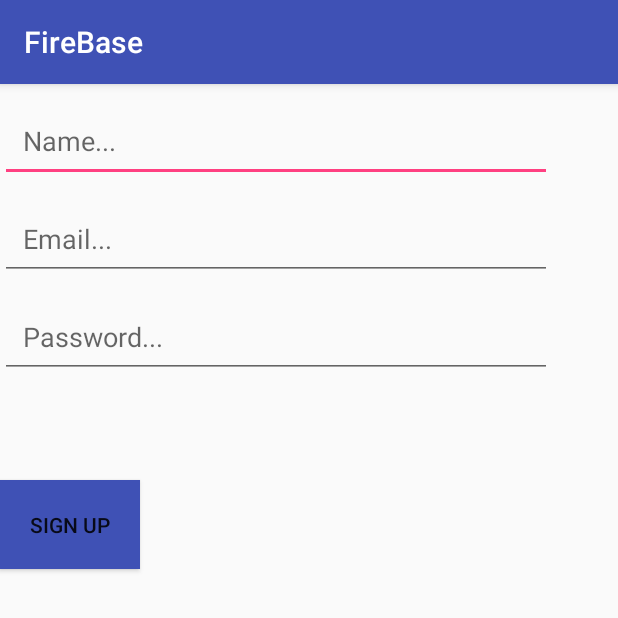
After one commit to CsekkMatt/FireBase, an Android app: the RegisterActivity screen opened directly, with no data from a screen before it, on a phone screen of 412 x 824 dp, the top half of it. The commit adds this screen. Run offline under Robolectric (Android 15) with nearby library versions, the phone set to English and light mode, and no system bars; our stand-ins replace Firebase (no records; nobody signed in at launch, a user with empty details on screens opened directly).

Commit message:
nesze/upload/list/post

```diff
--- a/app/src/main/AndroidManifest.xml
+++ b/app/src/main/AndroidManifest.xml
@@ -19,7 +19,8 @@
         </activity>
         <activity android:name=".LoginActivity" />
         <activity android:name=".LogOutActivity" />
-        <activity android:name=".HomeActivity"></activity>
+        <activity android:name=".HomeActivity" />
+        <activity android:name=".RegisterActivity"></activity>
     </application>
 
 </manifest>
--- /dev/null
+++ b/app/src/main/java/com/example/petok/firebase/RegisterActivity.java
@@ -0,0 +1,81 @@
+package com.example.petok.firebase;
+
+import android.app.ProgressDialog;
+import android.content.Intent;
+import android.support.annotation.NonNull;
+import android.support.v7.app.AppCompatActivity;
+import android.os.Bundle;
+import android.text.TextUtils;
+import android.view.View;
+import android.widget.Button;
+import android.widget.EditText;
+
+import com.google.android.gms.tasks.OnCompleteListener;
+import com.google.android.gms.tasks.Task;
+import com.google.firebase.auth.AuthResult;
+import com.google.firebase.auth.FirebaseAuth;
+import com.google.firebase.database.DatabaseReference;
+import com.google.firebase.database.FirebaseDatabase;
+
+public class RegisterActivity extends AppCompatActivity {
+    private EditText mNameField;
+    private EditText mEmailField;
+    private EditText mPasswordField;
+
+    private Button mRegisterButton;
+    private FirebaseAuth mAuth;
+    private ProgressDialog mProgress;
+    private DatabaseReference mDatabase;
+    @Override
+    protected void onCreate(Bundle savedInstanceState) {
+        super.onCreate(savedInstanceState);
+        setContentView(R.layout.activity_register);
+
+        mAuth = FirebaseAuth.getInstance();
+        mDatabase = FirebaseDatabase.getInstance().getReference().child("Users");
+
+        mProgress = new ProgressDialog(this);
+
+        mNameField = (EditText)findViewById(R.id.nameField);
+        mEmailField = (EditText)findViewById(R.id.emailField);
+        mPasswordField =(EditText)findViewById(R.id.passwordField);
+
+        mRegisterButton = (Button)findViewById(R.id.registerButton);
+
+
+        mRegisterButton.setOnClickListener(new View.OnClickListener(){
+            @Override
+            public void onClick(View view){
+                startRegister();
+            }
+        });
+
+    }
+
+    private void startRegister() {
+        final String name = mNameField.getText().toString().trim();
+        String email = mEmailField.getText().toString().trim();
+        String password = mPasswordField.getText().toString().trim();
+
+        if(!TextUtils.isEmpty(name) && !TextUtils.isEmpty(email) && !TextUtils.isEmpty(password)){
+
+                mProgress.setMessage("Signing Up...");
+                mProgress.show();
+                mAuth.createUserWithEmailAndPassword(email,password).addOnCompleteListener(new OnCompleteListener<AuthResult>() {
+                    @Override
+                    public void onComplete(@NonNull Task<AuthResult> task) {
+                        if(task.isSuccessful()){
+
+                            String user_id = mAuth.getCurrentUser().getUid();
+                            DatabaseReference current_user_db =  mDatabase.child(user_id);
+                            current_user_db.child("name").setValue(name);
+                            current_user_db.child("image").setValue("default");
+
+                            mProgress.dismiss();
+                            startActivity(new Intent(RegisterActivity.this,LoginActivity.class));
+                        }
+                    }
+                });
+        }
+    }
+}
--- /dev/null
+++ b/app/src/main/res/layout/activity_register.xml
@@ -0,0 +1,57 @@
+<?xml version="1.0" encoding="utf-8"?>
+<android.support.constraint.ConstraintLayout xmlns:android="http://schemas.android.com/apk/res/android"
+    xmlns:app="http://schemas.android.com/apk/res-auto"
+    xmlns:tools="http://schemas.android.com/tools"
+    android:layout_width="match_parent"
+    android:layout_height="match_parent"
+    tools:context="com.example.petok.firebase.RegisterActivity">
+
+    <EditText
+        android:id="@+id/nameField"
+        android:layout_width="368dp"
+        android:layout_height="wrap_content"
+        android:layout_margin="10dp"
+        android:layout_marginTop="8dp"
+        android:ems="10"
+        android:hint="Name..."
+        android:padding="15dp"
+        app:layout_constraintTop_toTopOf="parent"
+        tools:layout_editor_absoluteX="8dp" />
+
+    <EditText
+        android:id="@+id/emailField"
+        android:layout_width="368dp"
+        android:layout_height="wrap_content"
+        android:layout_margin="10dp"
+        android:layout_marginTop="8dp"
+        android:ems="10"
+        android:hint="Email..."
+        android:inputType="textEmailAddress"
+        android:padding="15dp"
+        app:layout_constraintTop_toBottomOf="@+id/nameField"
+        tools:layout_editor_absoluteX="8dp" />
+
+    <EditText
+        android:id="@+id/passwordField"
+        android:layout_width="368dp"
+        android:layout_height="wrap_content"
+        android:layout_margin="10dp"
+        android:layout_marginTop="8dp"
+        android:ems="10"
+        android:hint="Password..."
+        android:inputType="textPassword"
+        android:padding="15dp"
+        app:layout_constraintTop_toBottomOf="@+id/emailField"
+        tools:layout_editor_absoluteX="8dp" />
+
+    <Button
+        android:id="@+id/registerButton"
+        android:layout_width="wrap_content"
+        android:layout_height="wrap_content"
+        android:layout_marginTop="68dp"
+        android:background="@color/colorPrimary"
+        android:padding="20dp"
+        android:text="Sign Up"
+        app:layout_constraintTop_toBottomOf="@+id/passwordField"
+        tools:layout_editor_absoluteX="145dp" />
+</android.support.constraint.ConstraintLayout>
```
Also changed, not shown: app/src/main/java/com/example/petok/firebase/LoginActivity.java (+78 -4 lines), app/src/main/res/layout/activity_login.xml (+29 -14 lines), app/build.gradle (line endings or trailing spaces).
